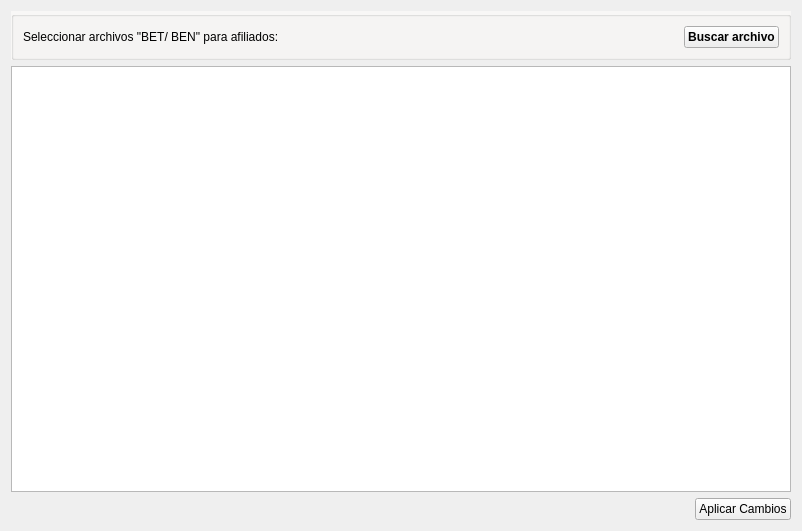
Above: gui/listas/listaProcesador.ui from shae-ra/sindicato before the change. Below: the same form after it.
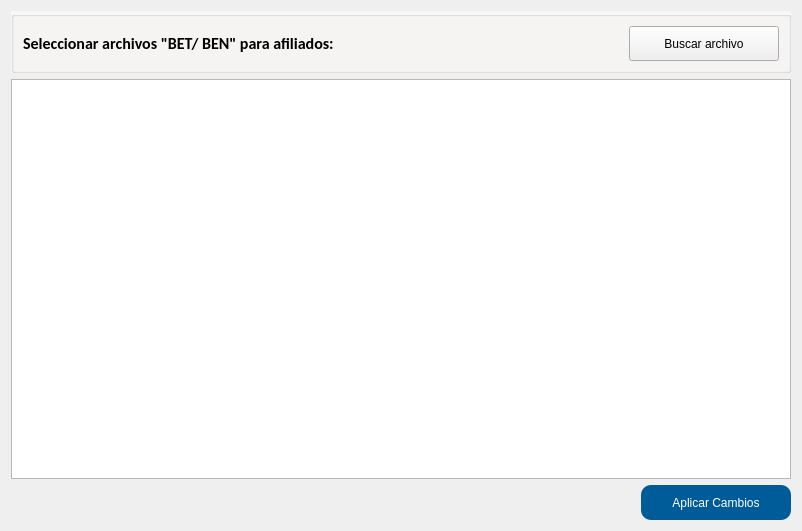
That is the form after the change. Icons and pictures are not drawn.

```diff
--- a/gui/listas/listaProcesador.ui
+++ b/gui/listas/listaProcesador.ui
@@ -13,7 +13,81 @@
   <property name="windowTitle">
    <string>Form</string>
   </property>
-  <layout class="QGridLayout" name="gridLayout_2" rowstretch="10,0,0,0">
+  <layout class="QGridLayout" name="gridLayout_2">
+   <item row="2" column="0">
+    <spacer name="horizontalSpacer_7">
+     <property name="font">
+      <font>
+       <family>Calibri</family>
+       <pointsize>12</pointsize>
+       <weight>75</weight>
+       <bold>true</bold>
+      </font>
+     </property>
+     <property name="orientation">
+      <enum>Qt::Horizontal</enum>
+     </property>
+     <property name="sizeHint" stdset="0">
+      <size>
+       <width>40</width>
+       <height>20</height>
+      </size>
+     </property>
+    </spacer>
+   </item>
+   <item row="2" column="1">
+    <widget class="QPushButton" name="btn_aplicar">
+     <property name="sizePolicy">
+      <sizepolicy hsizetype="Preferred" vsizetype="Preferred">
+       <horstretch>0</horstretch>
+       <verstretch>0</verstretch>
+      </sizepolicy>
+     </property>
+     <property name="minimumSize">
+      <size>
+       <width>150</width>
+       <height>35</height>
+      </size>
+     </property>
+     <property name="styleSheet">
+      <string notr="true">#btn_aplicar{
+background-color:#005c99;
+color: #FFFFFF;
+border-radius: 10px;
+}
+
+#btn_aplicar:hover{
+background-color:#004d80;
+color: #FFFFFF;
+}</string>
+     </property>
+     <property name="text">
+      <string>Aplicar Cambios</string>
+     </property>
+     <property name="icon">
+      <iconset>
+       <normaloff>../iconos/down.ico</normaloff>../iconos/down.ico</iconset>
+     </property>
+     <property name="iconSize">
+      <size>
+       <width>25</width>
+       <height>25</height>
+      </size>
+     </property>
+    </widget>
+   </item>
+   <item row="1" column="0" colspan="2">
+    <widget class="QTableView" name="tbl_procesador">
+     <property name="font">
+      <font>
+       <family>Calibri</family>
+       <pointsize>12</pointsize>
+       <weight>75</weight>
+       <bold>true</bold>
+      </font>
+     </property>
+    </widget>
+   </item>
    <item row="0" column="0" colspan="2">
     <widget class="QGroupBox" name="groupBox">
      <property name="sizePolicy">
@@ -24,8 +98,10 @@
      </property>
      <property name="font">
       <font>
-       <family>Arial</family>
-       <pointsize>9</pointsize>
+       <family>Calibri</family>
+       <pointsize>12</pointsize>
+       <weight>75</weight>
+       <bold>true</bold>
       </font>
      </property>
      <property name="styleSheet">
@@ -41,8 +117,10 @@
        <widget class="QLabel" name="label_3">
         <property name="font">
          <font>
-          <family>Arial</family>
-          <pointsize>9</pointsize>
+          <family>Calibri</family>
+          <pointsize>12</pointsize>
+          <weight>75</weight>
+          <bold>true</bold>
          </font>
         </property>
         <property name="text">
@@ -50,40 +128,19 @@
         </property>
        </widget>
       </item>
-      <item row="0" column="3">
-       <spacer name="horizontalSpacer_4">
-        <property name="font">
-         <font>
-          <family>Arial</family>
-          <pointsize>9</pointsize>
-         </font>
-        </property>
-        <property name="orientation">
-         <enum>Qt::Horizontal</enum>
-        </property>
-        <property name="sizeHint" stdset="0">
-         <size>
-          <width>40</width>
-          <height>20</height>
-         </size>
-        </property>
-       </spacer>
-      </item>
-      <item row="0" column="7">
+      <item row="0" column="2">
        <widget class="QPushButton" name="btn_buscar_bet">
         <property name="sizePolicy">
-         <sizepolicy hsizetype="Expanding" vsizetype="Fixed">
+         <sizepolicy hsizetype="Preferred" vsizetype="Preferred">
           <horstretch>0</horstretch>
           <verstretch>0</verstretch>
          </sizepolicy>
         </property>
-        <property name="font">
-         <font>
-          <family>Arial</family>
-          <pointsize>9</pointsize>
-          <weight>75</weight>
-          <bold>true</bold>
-         </font>
+        <property name="minimumSize">
+         <size>
+          <width>150</width>
+          <height>35</height>
+         </size>
         </property>
         <property name="text">
          <string>Buscar archivo</string>
@@ -100,93 +157,22 @@
         </property>
        </widget>
       </item>
-      <item row="0" column="5">
-       <spacer name="horizontalSpacer_2">
-        <property name="font">
-         <font>
-          <family>Arial</family>
-          <pointsize>9</pointsize>
-         </font>
-        </property>
-        <property name="orientation">
-         <enum>Qt::Horizontal</enum>
-        </property>
-        <property name="sizeHint" stdset="0">
-         <size>
-          <width>40</width>
-          <height>20</height>
-         </size>
-        </property>
-       </spacer>
-      </item>
-      <item row="0" column="6">
-       <spacer name="horizontalSpacer_3">
-        <property name="font">
-         <font>
-          <family>Arial</family>
-          <pointsize>9</pointsize>
-         </font>
-        </property>
-        <property name="orientation">
-         <enum>Qt::Horizontal</enum>
-        </property>
-        <property name="sizeHint" stdset="0">
-         <size>
-          <width>40</width>
-          <height>20</height>
-         </size>
-        </property>
-       </spacer>
-      </item>
       <item row="0" column="1">
-       <spacer name="horizontalSpacer">
-        <property name="font">
-         <font>
-          <family>Arial</family>
-          <pointsize>9</pointsize>
-         </font>
-        </property>
-        <property name="orientation">
-         <enum>Qt::Horizontal</enum>
-        </property>
-        <property name="sizeHint" stdset="0">
-         <size>
-          <width>40</width>
-          <height>20</height>
-         </size>
-        </property>
-       </spacer>
-      </item>
-      <item row="0" column="4">
-       <spacer name="horizontalSpacer_5">
-        <property name="font">
-         <font>
-          <family>Arial</family>
-          <pointsize>9</pointsize>
-         </font>
-        </property>
-        <property name="orientation">
-         <enum>Qt::Horizontal</enum>
-        </property>
-        <property name="sizeHint" stdset="0">
-         <size>
-          <width>40</width>
-          <height>20</height>
-         </size>
-        </property>
-       </spacer>
-      </item>
-      <item row="0" column="2">
        <spacer name="horizontalSpacer_6">
         <property name="font">
          <font>
-          <family>Arial</family>
-          <pointsize>9</pointsize>
+          <family>Calibri</family>
+          <pointsize>12</pointsize>
+          <weight>75</weight>
+          <bold>true</bold>
          </font>
         </property>
         <property name="orientation">
          <enum>Qt::Horizontal</enum>
         </property>
+        <property name="sizeType">
+         <enum>QSizePolicy::Expanding</enum>
+        </property>
         <property name="sizeHint" stdset="0">
          <size>
           <width>40</width>
@@ -198,29 +184,6 @@
      </layout>
     </widget>
    </item>
-   <item row="3" column="0">
-    <spacer name="horizontalSpacer_7">
-     <property name="orientation">
-      <enum>Qt::Horizontal</enum>
-     </property>
-     <property name="sizeHint" stdset="0">
-      <size>
-       <width>40</width>
-       <height>20</height>
-      </size>
-     </property>
-    </spacer>
-   </item>
-   <item row="3" column="1">
-    <widget class="QPushButton" name="btn_aplicar">
-     <property name="text">
-      <string>Aplicar Cambios</string>
-     </property>
-    </widget>
-   </item>
-   <item row="1" column="0" colspan="2">
-    <widget class="QTableView" name="tbl_procesador"/>
-   </item>
   </layout>
  </widget>
  <resources/>
```
